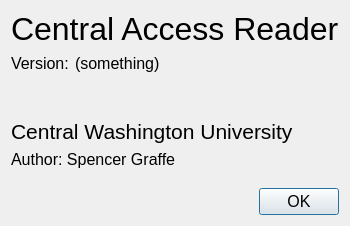
This is src/forms/about.ui in DinoZAR/CentralAccessReader as Qt 5 draws it before an edit. The edited form follows.
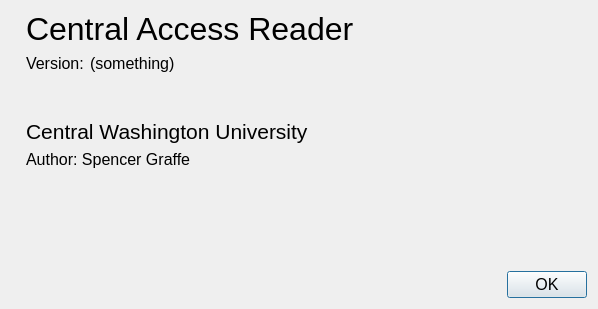
This is the edited form. Icons and pictures are not drawn.

```diff
--- a/src/forms/about.ui
+++ b/src/forms/about.ui
@@ -6,8 +6,8 @@
    <rect>
     <x>0</x>
     <y>0</y>
-    <width>347</width>
-    <height>226</height>
+    <width>598</width>
+    <height>309</height>
    </rect>
   </property>
   <property name="font">
@@ -18,6 +18,24 @@
   <property name="windowTitle">
    <string>About</string>
   </property>
+  <property name="windowIcon">
+   <iconset resource="resource.qrc">
+    <normaloff>:/icons/icons/help_about.png</normaloff>:/icons/icons/help_about.png</iconset>
+  </property>
+  <layout class="QVBoxLayout" name="verticalLayout_2">
+   <item>
+    <layout class="QHBoxLayout" name="horizontalLayout_2">
+     <item>
+      <widget class="QLabel" name="label_5">
+       <property name="text">
+        <string/>
+       </property>
+       <property name="pixmap">
+        <pixmap resource="resource.qrc">:/icons/icons/CAR_Logo.ico</pixmap>
+       </property>
+      </widget>
+     </item>
+     <item>
   <layout class="QVBoxLayout" name="verticalLayout">
    <item>
     <widget class="QLabel" name="label">
@@ -110,6 +128,10 @@
      </property>
     </spacer>
    </item>
+      </layout>
+     </item>
+    </layout>
+   </item>
    <item>
     <widget class="QDialogButtonBox" name="buttonBox">
      <property name="orientation">
```
Left out of the diff: 4 changed lines with no effect on the pictures. Lines whose indentation alone changed are shown as unchanged.
